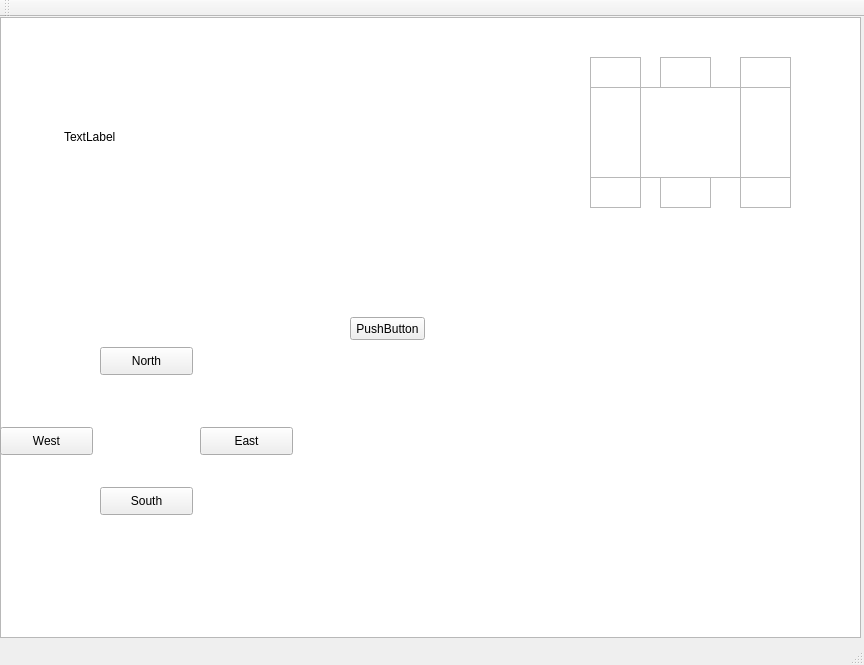
Before: the Qt Designer form mainwindow.ui in Colum-Mullally/Zork, drawn with Qt 5.
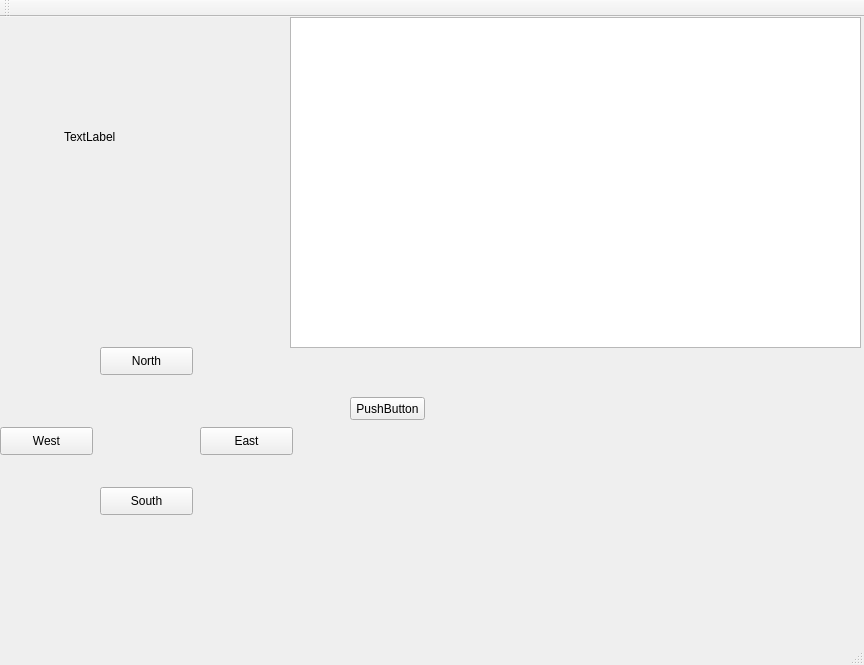
After: the same form once the commit is applied.

Commit message: Some Main Window Changes

Diff of the .ui file:
```diff
--- a/mainwindow.ui
+++ b/mainwindow.ui
@@ -100,10 +100,10 @@
    <widget class="QGraphicsView" name="layoutImage">
     <property name="geometry">
      <rect>
-      <x>0</x>
+      <x>290</x>
       <y>0</y>
-      <width>861</width>
-      <height>621</height>
+      <width>571</width>
+      <height>331</height>
      </rect>
     </property>
     <property name="sizePolicy">
@@ -117,7 +117,7 @@
     <property name="geometry">
      <rect>
       <x>350</x>
-      <y>300</y>
+      <y>380</y>
       <width>75</width>
       <height>23</height>
      </rect>
@@ -126,150 +126,6 @@
      <string>PushButton</string>
     </property>
    </widget>
-   <widget class="QGraphicsView" name="OneZero">
-    <property name="geometry">
-     <rect>
-      <x>590</x>
-      <y>70</y>
-      <width>51</width>
-      <height>91</height>
-     </rect>
-    </property>
-    <property name="sizePolicy">
-     <sizepolicy hsizetype="Fixed" vsizetype="Fixed">
-      <horstretch>0</horstretch>
-      <verstretch>0</verstretch>
-     </sizepolicy>
-    </property>
-   </widget>
-   <widget class="QGraphicsView" name="TwoOne">
-    <property name="geometry">
-     <rect>
-      <x>660</x>
-      <y>40</y>
-      <width>51</width>
-      <height>31</height>
-     </rect>
-    </property>
-    <property name="sizePolicy">
-     <sizepolicy hsizetype="Fixed" vsizetype="Fixed">
-      <horstretch>0</horstretch>
-      <verstretch>0</verstretch>
-     </sizepolicy>
-    </property>
-   </widget>
-   <widget class="QGraphicsView" name="ZeroOne">
-    <property name="geometry">
-     <rect>
-      <x>660</x>
-      <y>160</y>
-      <width>51</width>
-      <height>31</height>
-     </rect>
-    </property>
-    <property name="sizePolicy">
-     <sizepolicy hsizetype="Fixed" vsizetype="Fixed">
-      <horstretch>0</horstretch>
-      <verstretch>0</verstretch>
-     </sizepolicy>
-    </property>
-   </widget>
-   <widget class="QGraphicsView" name="OneOne">
-    <property name="geometry">
-     <rect>
-      <x>640</x>
-      <y>70</y>
-      <width>101</width>
-      <height>91</height>
-     </rect>
-    </property>
-    <property name="sizePolicy">
-     <sizepolicy hsizetype="Fixed" vsizetype="Fixed">
-      <horstretch>0</horstretch>
-      <verstretch>0</verstretch>
-     </sizepolicy>
-    </property>
-   </widget>
-   <widget class="QGraphicsView" name="TwoZero">
-    <property name="geometry">
-     <rect>
-      <x>590</x>
-      <y>40</y>
-      <width>51</width>
-      <height>31</height>
-     </rect>
-    </property>
-    <property name="sizePolicy">
-     <sizepolicy hsizetype="Fixed" vsizetype="Fixed">
-      <horstretch>0</horstretch>
-      <verstretch>0</verstretch>
-     </sizepolicy>
-    </property>
-   </widget>
-   <widget class="QGraphicsView" name="ZeroZero">
-    <property name="geometry">
-     <rect>
-      <x>590</x>
-      <y>160</y>
-      <width>51</width>
-      <height>31</height>
-     </rect>
-    </property>
-    <property name="sizePolicy">
-     <sizepolicy hsizetype="Fixed" vsizetype="Fixed">
-      <horstretch>0</horstretch>
-      <verstretch>0</verstretch>
-     </sizepolicy>
-    </property>
-   </widget>
-   <widget class="QGraphicsView" name="ZeroTwo">
-    <property name="geometry">
-     <rect>
-      <x>740</x>
-      <y>160</y>
-      <width>51</width>
-      <height>31</height>
-     </rect>
-    </property>
-    <property name="sizePolicy">
-     <sizepolicy hsizetype="Fixed" vsizetype="Fixed">
-      <horstretch>0</horstretch>
-      <verstretch>0</verstretch>
-     </sizepolicy>
-    </property>
-   </widget>
-   <widget class="QGraphicsView" name="OneTwo">
-    <property name="geometry">
-     <rect>
-      <x>740</x>
-      <y>70</y>
-      <width>51</width>
-      <height>91</height>
-     </rect>
-    </property>
-    <property name="sizePolicy">
-     <sizepolicy hsizetype="Fixed" vsizetype="Fixed">
-      <horstretch>0</horstretch>
-      <verstretch>0</verstretch>
-     </sizepolicy>
-    </property>
-   </widget>
-   <widget class="QGraphicsView" name="TwoTwo">
-    <property name="geometry">
-     <rect>
-      <x>740</x>
-      <y>40</y>
-      <width>51</width>
-      <height>31</height>
-     </rect>
-    </property>
-    <property name="sizePolicy">
-     <sizepolicy hsizetype="Fixed" vsizetype="Fixed">
-      <horstretch>0</horstretch>
-      <verstretch>0</verstretch>
-     </sizepolicy>
-    </property>
-   </widget>
    <zorder>layoutImage</zorder>
    <zorder>NorthBtn</zorder>
    <zorder>EastBtn</zorder>
```
Left out of the diff: 9 changed lines with no effect on the pictures. The commit also changes 1 other file.
